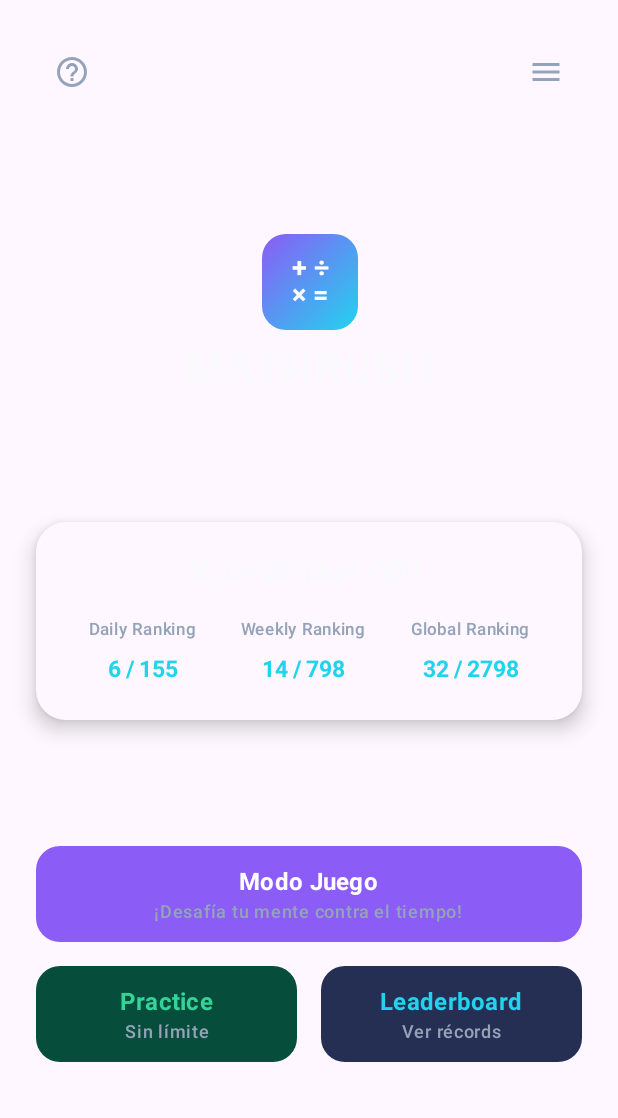
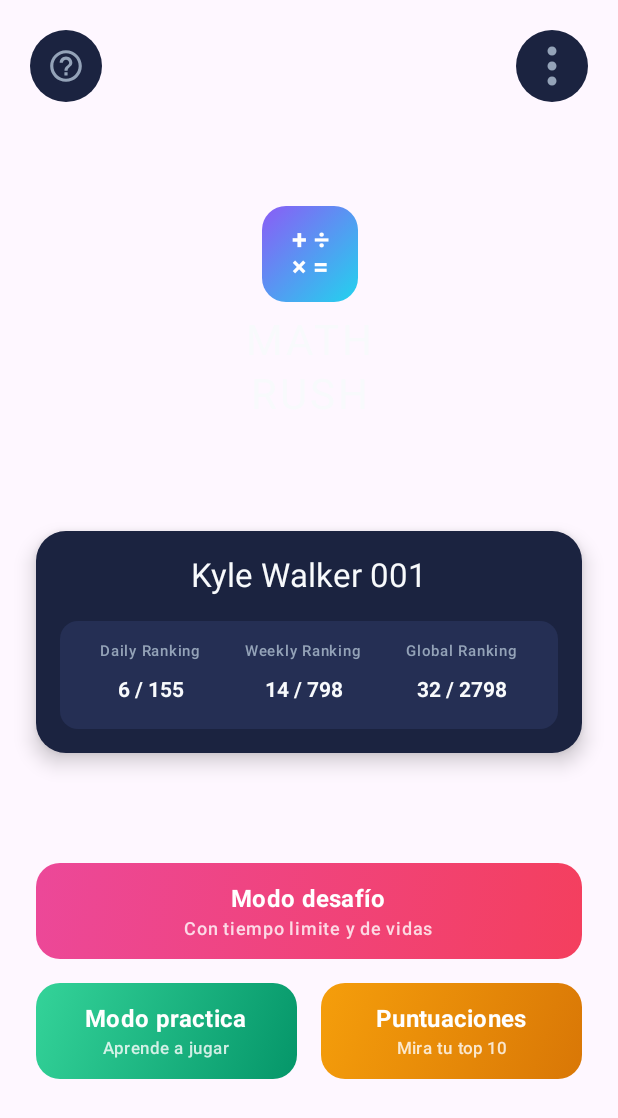
Before and after one commit to felix-mendoz/MathRush, an Android app built with Jetpack Compose: the @Preview function PreviewHomeScreen, on a phone screen of 412 x 824 dp. Shown: the top 1118 px of the screen. Run offline under Robolectric (Android 15) with nearby library versions, the phone set to English and light mode, and no system bars; Roboto replaces fonts that are not available here.

Commit message:
Agregado pantalla home

```diff
--- a/app/src/main/java/com/example/mathrush/MainActivity.kt
+++ b/app/src/main/java/com/example/mathrush/MainActivity.kt
@@ -6,11 +6,10 @@ import androidx.activity.compose.setContent
 import androidx.activity.enableEdgeToEdge
 import androidx.compose.foundation.layout.fillMaxSize
 import androidx.compose.foundation.layout.padding
+import androidx.compose.material3.MaterialTheme
 import androidx.compose.material3.Scaffold
-import androidx.compose.material3.Text
-import androidx.compose.runtime.Composable
 import androidx.compose.ui.Modifier
-import androidx.compose.ui.tooling.preview.Preview
+import com.example.mathrush.ui.screens.HomeScreen
 import com.example.mathrush.ui.theme.MathRushTheme
 
 class MainActivity : ComponentActivity() {
@@ -19,9 +18,16 @@ class MainActivity : ComponentActivity() {
         enableEdgeToEdge()
         setContent {
             MathRushTheme {
-                Scaffold(modifier = Modifier.fillMaxSize()) { innerPadding ->
-                    Greeting(
-                        name = "Android",
+                Scaffold(
+                    modifier = Modifier.fillMaxSize(),
+                    containerColor = MaterialTheme.colorScheme.background
+                ) { innerPadding ->
+                    HomeScreen(
+                        onStartGameClick = { /* TODO */ },
+                        onPracticeClick = { /* TODO */ },
+                        onLeaderboardClick = { /* TODO */ },
+                        onHelpClick = { /* TODO */ },
+                        onMenuClick = { /* TODO */ },
                         modifier = Modifier.padding(innerPadding)
                     )
                 }
@@ -29,19 +35,3 @@ class MainActivity : ComponentActivity() {
         }
     }
 }
-
-@Composable
-fun Greeting(name: String, modifier: Modifier = Modifier) {
-    Text(
-        text = "Hello $name!",
-        modifier = modifier
-    )
-}
-
-@Preview(showBackground = true)
-@Composable
-fun GreetingPreview() {
-    MathRushTheme {
-        Greeting("Android")
-    }
-}
--- a/app/src/main/java/com/example/mathrush/ui/screens/HomeScreen.kt
+++ b/app/src/main/java/com/example/mathrush/ui/screens/HomeScreen.kt
@@ -2,10 +2,8 @@ package com.example.mathrush.ui.screens
 
 import androidx.compose.foundation.background
 import androidx.compose.foundation.layout.*
+import androidx.compose.foundation.shape.CircleShape
 import androidx.compose.foundation.shape.RoundedCornerShape
-import androidx.compose.material.icons.Icons
-import androidx.compose.material.icons.filled.Menu
-import androidx.compose.material.icons.outlined.HelpOutline
 import androidx.compose.material3.*
 import androidx.compose.runtime.Composable
 import androidx.compose.ui.Alignment
@@ -13,22 +11,26 @@ import androidx.compose.ui.Modifier
 import androidx.compose.ui.draw.clip
 import androidx.compose.ui.graphics.Brush
 import androidx.compose.ui.graphics.Color
+import androidx.compose.ui.res.painterResource
 import androidx.compose.ui.text.font.FontWeight
+import androidx.compose.ui.text.style.TextAlign
 import androidx.compose.ui.tooling.preview.Preview
 import androidx.compose.ui.unit.dp
 import androidx.compose.ui.unit.sp
+import com.example.mathrush.R
 import com.example.mathrush.ui.theme.*
 
 @Composable
 fun HomeScreen(
+    modifier: Modifier = Modifier,
     onStartGameClick: () -> Unit,
     onPracticeClick: () -> Unit,
     onLeaderboardClick: () -> Unit,
     onHelpClick: () -> Unit,
-    onMenuClick: () -> Unit
+    onMenuClick: () -> Unit,
 ) {
     Surface(
-        modifier = Modifier.fillMaxSize(),
+        modifier = modifier.fillMaxSize(),
         color = MaterialTheme.colorScheme.background
     ) {
         Column(
@@ -44,16 +46,28 @@ fun HomeScreen(
                 horizontalArrangement = Arrangement.SpaceBetween,
                 verticalAlignment = Alignment.CenterVertically
             ) {
-                IconButton(onClick = onHelpClick) {
+                IconButton(
+                    onClick = onHelpClick,
+                    modifier = Modifier
+                        .size(40.dp)
+                        .clip(CircleShape)
+                        .background(MathSurfaceCard)
+                ) {
                     Icon(
-                        imageVector = Icons.Outlined.HelpOutline,
+                        painter = painterResource(id = R.drawable.outline_help),
                         contentDescription = "Ayuda",
                         tint = MathTextSecondary
                     )
                 }
-                IconButton(onClick = onMenuClick) {
+                IconButton(
+                    onClick = onMenuClick,
+                    modifier = Modifier
+                        .size(40.dp)
+                        .clip(CircleShape)
+                        .background(MathSurfaceCard)
+                ) {
                     Icon(
-                        imageVector = Icons.Default.Menu,
+                        painter = painterResource(id = R.drawable.outline_menu),
                         contentDescription = "Menú",
                         tint = MathTextSecondary
                     )
@@ -65,7 +79,7 @@ fun HomeScreen(
                 horizontalAlignment = Alignment.CenterHorizontally,
                 verticalArrangement = Arrangement.spacedBy(8.dp)
             ) {
-                // Icono decorativo estilo arcade (puedes reemplazarlo por una imagen/vector propio)
+                // Icono decorativo
                 Box(
                     modifier = Modifier
                         .size(64.dp)
@@ -82,29 +96,40 @@ fun HomeScreen(
                         color = Color.White,
                         fontSize = 18.sp,
                         fontWeight = FontWeight.Bold,
-                        lineHeight = 18.sp
+                        lineHeight = 18.sp,
+                        textAlign = TextAlign.Center
                     )
                 }
 
+                Column(
+                    horizontalAlignment = Alignment.CenterHorizontally
+                ) {
                     Text(
-                    text = "MATHRUSH",
+                        text = "MATH",
+                        style = MaterialTheme.typography.headlineMedium,
+                        color = MathTextPrimary,
+                        letterSpacing = 2.sp
+                    )
+                    Text(
+                        text = "RUSH",
                         style = MaterialTheme.typography.headlineMedium,
                         color = MathTextPrimary,
                         letterSpacing = 2.sp
                     )
                 }
+            }
 
-            // --- PLAYER PROFILE & STATS CARD ---
+            // --- PLAYER PROFILE
             Card(
                 modifier = Modifier.fillMaxWidth(),
                 shape = RoundedCornerShape(20.dp),
-                colors = CardDefaults.cardColors(containerColor = MaterialTheme.colorScheme.surface),
+                colors = CardDefaults.cardColors(containerColor = MathSurfaceCard),
                 elevation = CardDefaults.cardElevation(defaultElevation = 8.dp)
             ) {
                 Column(
                     modifier = Modifier
                         .fillMaxWidth()
-                        .padding(20.dp),
+                        .padding(16.dp),
                     horizontalAlignment = Alignment.CenterHorizontally
                 ) {
                     Text(
@@ -115,6 +140,13 @@ fun HomeScreen(
 
                     Spacer(modifier = Modifier.height(16.dp))
 
+                    Box(
+                        modifier = Modifier
+                            .fillMaxWidth()
+                            .clip(RoundedCornerShape(12.dp))
+                            .background(MathSurfaceVariant)
+                            .padding(12.dp)
+                    ) {
                         Row(
                             modifier = Modifier.fillMaxWidth(),
                             horizontalArrangement = Arrangement.SpaceAround
@@ -125,13 +157,14 @@ fun HomeScreen(
                         }
                     }
                 }
+            }
 
             // --- ACTION BUTTONS ---
             Column(
                 modifier = Modifier.fillMaxWidth(),
                 verticalArrangement = Arrangement.spacedBy(16.dp)
             ) {
-                // Botón Principal (Online Game / Partida Rápida)
+                // Botón Principal
                 Button(
                     onClick = onStartGameClick,
                     modifier = Modifier
@@ -139,25 +172,37 @@ fun HomeScreen(
                         .height(64.dp),
                     shape = RoundedCornerShape(16.dp),
                     colors = ButtonDefaults.buttonColors(
-                        containerColor = MathPurple
+                        containerColor = Color.Transparent
+                    ),
+                    contentPadding = PaddingValues(0.dp)
+                ) {
+                    Box(
+                        modifier = Modifier
+                            .fillMaxSize()
+                            .background(
+                                Brush.linearGradient(
+                                    colors = listOf(Color(0xFFEC4899), Color(0xFFF43F5E))
                                 )
+                            ),
+                        contentAlignment = Alignment.Center
                     ) {
                         Column(horizontalAlignment = Alignment.CenterHorizontally) {
                             Text(
-                            text = "Modo Juego",
+                                text = "Modo desafío",
                                 style = MaterialTheme.typography.titleMedium,
                                 color = Color.White,
                                 fontWeight = FontWeight.Bold
                             )
                             Text(
-                            text = "¡Desafía tu mente contra el tiempo!",
+                                text = "Con tiempo limite y de vidas",
                                 style = MaterialTheme.typography.labelMedium,
-                            color = MathTextSecondary
+                                color = Color.White.copy(alpha = 0.8f)
                             )
                         }
                     }
+                }
 
-                // Botones secundarios (Práctica y Récords/Leaderboard)
+                // Botones secundarios
                 Row(
                     modifier = Modifier.fillMaxWidth(),
                     horizontalArrangement = Arrangement.spacedBy(16.dp)
@@ -169,21 +214,38 @@ fun HomeScreen(
                             .height(64.dp),
                         shape = RoundedCornerShape(16.dp),
                         colors = ButtonDefaults.buttonColors(
-                            containerColor = MathSuccessContainer
+                            containerColor = Color.Transparent
+                        ),
+                        contentPadding = PaddingValues(0.dp)
+                    ) {
+                        Box(
+                            modifier = Modifier
+                                .fillMaxSize()
+                                .background(
+                                    Brush.linearGradient(
+                                        colors = listOf(Color(0xFF34D399), Color(0xFF059669))
                                     )
+                                ),
+                            contentAlignment = Alignment.Center
                         ) {
-                        Column(horizontalAlignment = Alignment.CenterHorizontally) {
+                            Column(
+                                horizontalAlignment = Alignment.CenterHorizontally,
+                                modifier = Modifier.padding(horizontal = 4.dp)
+                            ) {
                                 Text(
-                                text = "Practice",
+                                    text = "Modo practica",
                                     style = MaterialTheme.typography.titleMedium,
-                                color = MathSuccess,
+                                    color = Color.White,
                                     fontWeight = FontWeight.Bold
                                 )
                                 Text(
-                                text = "Sin límite",
+                                    text = "Aprende a jugar",
                                     style = MaterialTheme.typography.labelMedium,
-                                color = MathTextSecondary
+                                    color = Color.White.copy(alpha = 0.8f),
+                                    fontSize = 11.sp,
+                                    maxLines = 1
                                 )
+                            }
                         }
                     }
 
@@ -194,21 +256,38 @@ fun HomeScreen(
                             .height(64.dp),
                         shape = RoundedCornerShape(16.dp),
                         colors = ButtonDefaults.buttonColors(
-                            containerColor = MathSurfaceVariant
+                            containerColor = Color.Transparent
+                        ),
+                        contentPadding = PaddingValues(0.dp)
+                    ) {
+                        Box(
+                            modifier = Modifier
+                                .fillMaxSize()
+                                .background(
+                                    Brush.linearGradient(
+                                        colors = listOf(Color(0xFFF59E0B), Color(0xFFD97706))
                                     )
+                                ),
+                            contentAlignment = Alignment.Center
                         ) {
-                        Column(horizontalAlignment = Alignment.CenterHorizontally) {
+                            Column(
+                                horizontalAlignment = Alignment.CenterHorizontally,
+                                modifier = Modifier.padding(horizontal = 4.dp)
+                            ) {
                                 Text(
-                                text = "Leaderboard",
+                                    text = "Puntuaciones",
                                     style = MaterialTheme.typography.titleMedium,
-                                color = MathCyan,
+                                    color = Color.White,
                                     fontWeight = FontWeight.Bold
                                 )
                                 Text(
-                                text = "Ver récords",
+                                    text = "Mira tu top 10",
                                     style = MaterialTheme.typography.labelMedium,
-                                color = MathTextSecondary
+                                    color = Color.White.copy(alpha = 0.8f),
+                                    fontSize = 11.sp,
+                                    maxLines = 1
                                 )
+                            }
                         }
                     }
                 }
@@ -226,14 +305,14 @@ fun StatItem(title: String, value: String) {
             text = title,
             style = MaterialTheme.typography.labelMedium,
             color = MathTextSecondary,
-            fontSize = 11.sp
+            fontSize = 10.sp
         )
         Spacer(modifier = Modifier.height(4.dp))
         Text(
             text = value,
             style = MaterialTheme.typography.titleLarge,
-            color = MathCyan,
-            fontSize = 15.sp,
+            color = MathTextPrimary,
+            fontSize = 14.sp,
             fontWeight = FontWeight.Bold
         )
     }
@@ -241,13 +320,12 @@ fun StatItem(title: String, value: String) {
 
 @Preview
 @Composable
-fun PreviewHomeScreen()
-{
+fun PreviewHomeScreen() {
     HomeScreen(
-        {},
-        {},
-        {},
-        {},
-        {}
+        onStartGameClick = {},
+        onPracticeClick = {},
+        onLeaderboardClick = {},
+        onHelpClick = {},
+        onMenuClick = {},
     )
 }
--- /dev/null
+++ b/app/src/main/res/drawable/outline_help.xml
@@ -0,0 +1,20 @@
+<!--
+  ~ Copyright (C) 2026 The Android Open Source Project
+  ~
+  ~ Licensed under the Apache License, Version 2.0 (the "License");
+  ~ you may not use this file except in compliance with the License.
+  ~ You may obtain a copy of the License at
+  ~
+  ~      http://www.apache.org/licenses/LICENSE-2.0
+  ~
+  ~ Unless required by applicable law or agreed to in writing, software
+  ~ distributed under the License is distributed on an "AS IS" BASIS,
+  ~ WITHOUT WARRANTIES OR CONDITIONS OF ANY KIND, either express or implied.
+  ~ See the License for the specific language governing permissions and
+  ~ limitations under the License.
+  -->
+<vector xmlns:android="http://schemas.android.com/apk/res/android" android:alpha="0.78" android:autoMirrored="true" android:height="25dp" android:tint="#000000" android:viewportHeight="24" android:viewportWidth="24" android:width="25dp">
+
+    <path android:fillColor="@android:color/white" android:pathData="M11,18h2v-2h-2v2zM12,2C6.48,2 2,6.48 2,12s4.48,10 10,10 10,-4.48 10,-10S17.52,2 12,2zM12,20c-4.41,0 -8,-3.59 -8,-8s3.59,-8 8,-8 8,3.59 8,8 -3.59,8 -8,8zM12,6c-2.21,0 -4,1.79 -4,4h2c0,-1.1 0.9,-2 2,-2s2,0.9 2,2c0,2 -3,1.75 -3,5h2c0,-2.25 3,-2.5 3,-5 0,-2.21 -1.79,-4 -4,-4z"/>
+
+</vector>
--- /dev/null
+++ b/app/src/main/res/drawable/outline_menu.xml
@@ -0,0 +1,15 @@
+<vector xmlns:android="http://schemas.android.com/apk/res/android"
+    android:width="32dp"
+    android:height="32dp"
+    android:viewportWidth="32"
+    android:viewportHeight="32">
+  <path
+      android:fillColor="#FF000000"
+      android:pathData="M13,16c0,1.654 1.346,3 3,3s3,-1.346 3,-3s-1.346,-3 -3,-3S13,14.346 13,16z"/>
+  <path
+      android:fillColor="#FF000000"
+      android:pathData="M13,26c0,1.654 1.346,3 3,3s3,-1.346 3,-3s-1.346,-3 -3,-3S13,24.346 13,26z"/>
+  <path
+      android:fillColor="#FF000000"
+      android:pathData="M13,6c0,1.654 1.346,3 3,3s3,-1.346 3,-3s-1.346,-3 -3,-3S13,4.346 13,6z"/>
+</vector>
--- a/app/src/main/res/values/colors.xml
+++ b/app/src/main/res/values/colors.xml
@@ -7,4 +7,5 @@
     <color name="teal_700">#FF018786</color>
     <color name="black">#FF000000</color>
     <color name="white">#FFFFFFFF</color>
+    <color name="math_background">#101426</color>
 </resources>
--- a/app/src/main/res/values/themes.xml
+++ b/app/src/main/res/values/themes.xml
@@ -1,5 +1,6 @@
 <?xml version="1.0" encoding="utf-8"?>
 <resources>
-
-    <style name="Theme.MathRush" parent="android:Theme.Material.Light.NoActionBar" />
+    <style name="Theme.MathRush" parent="android:Theme.Material.NoActionBar">
+        <item name="android:windowBackground">@color/math_background</item>
+    </style>
 </resources>
```
Lines whose indentation alone changed are shown as unchanged.
